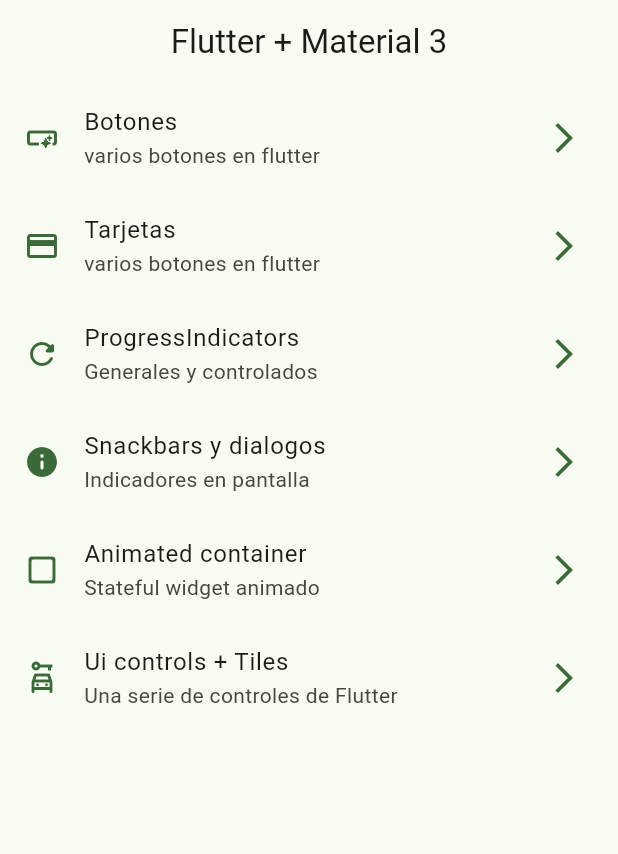
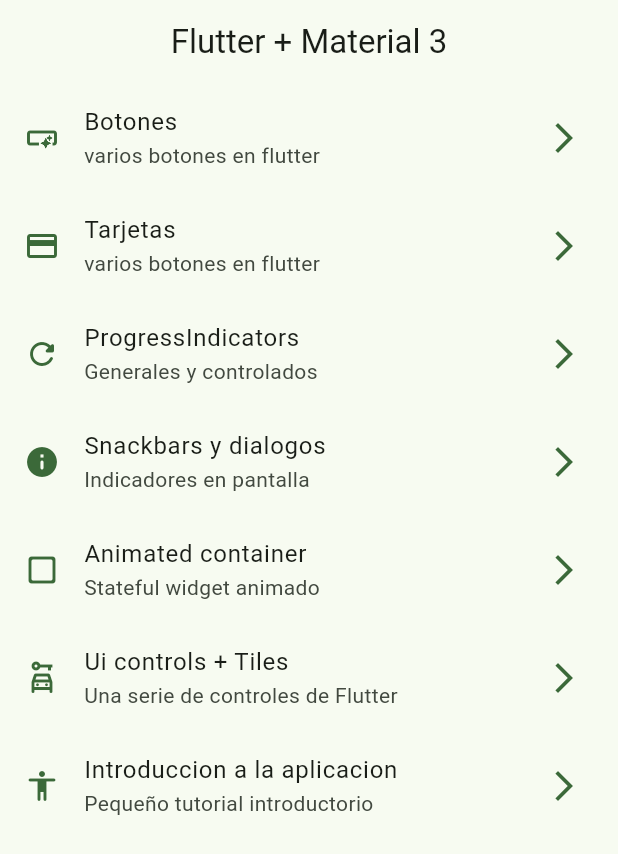
Before and after one commit to hernanspc/WidgetsApp, a Flutter app: the screen it shows after launch, on a phone screen of 412 x 824 dp. Shown: the top 854 px of the screen. Run offline on Flutter 3.47's test engine with Material 2 defaults, Android fonts, the phone set to English and light mode, and no system bars; our stand-ins replace go_router.

```diff
--- a/lib/config/menu/menu_items.dart
+++ b/lib/config/menu/menu_items.dart
@@ -51,4 +51,10 @@ const appMenuItems = <MenuItem>[
     link: '/ui-controls',
     icon: Icons.car_rental_outlined,
   ),
+  MenuItem(
+    title: 'Introduccion a la aplicacion',
+    subTitle: 'Pequeño tutorial introductorio',
+    link: '/tutorial',
+    icon: Icons.accessibility_rounded,
+  ),
 ];
--- a/lib/config/router/app_router.dart
+++ b/lib/config/router/app_router.dart
@@ -1,5 +1,6 @@
 import 'package:go_router/go_router.dart';
 import 'package:widgets_app/presentation/screens/animated/animated_screen.dart';
+import 'package:widgets_app/presentation/screens/app_tutorial/app_tutorial.dart';
 import 'package:widgets_app/presentation/screens/screens.dart';
 import 'package:widgets_app/presentation/screens/snackbars/snackbars_screen.dart';
 import 'package:widgets_app/presentation/screens/ui-controls/ui_controls.dart';
@@ -43,5 +44,10 @@ final appRouter = GoRouter(
       name: UiControlsScreen.name,
       builder: (context, GoRouterState state) => const UiControlsScreen(),
     ),
+    GoRoute(
+      path: '/tutorial',
+      name: AppTutorialScreen.name,
+      builder: (context, GoRouterState state) => const AppTutorialScreen(),
+    ),
   ],
 );
--- a/pubspec.yaml
+++ b/pubspec.yaml
@@ -60,8 +60,8 @@ flutter:
   uses-material-design: true
 
   # To add assets to your application, add an assets section, like this:
-  # assets:
-  #   - images/a_dot_burr.jpeg
+  assets:
+    - assets/images/
   #   - images/a_dot_ham.jpeg
 
   # An image asset can refer to one or more resolution-specific "variants", see
```
Also changed, not shown: lib/presentation/screens/app_tutorial/app_tutorial.dart (added, +11 -0 lines), assets/images/1.png (added), assets/images/2.png (added), assets/images/3.png (added), assets/images/jar-loading.gif (added).
